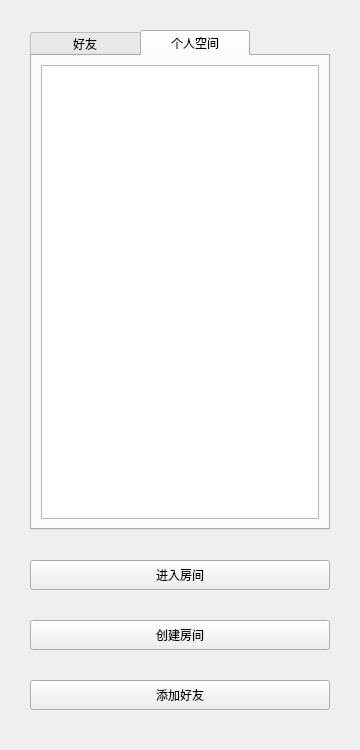
Before: the Qt Designer form movie_client/chatlist.ui in GuThree/movie_client, drawn with Qt 5.
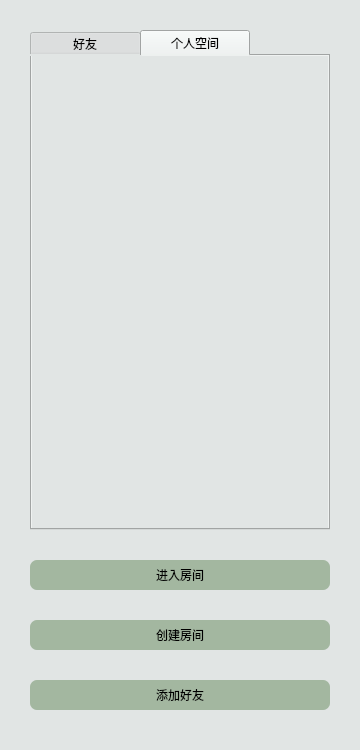
After: the same form once the commit is applied. The open tabs and pages were chosen to show the change.

What changed in the file:
```diff
--- a/movie_client/chatlist.ui
+++ b/movie_client/chatlist.ui
@@ -25,6 +25,9 @@
   <property name="windowTitle">
    <string>Form</string>
   </property>
+  <property name="styleSheet">
+   <string notr="true">background-color:rgb(225, 229, 228);</string>
+  </property>
   <widget class="QPushButton" name="addFriendButton">
    <property name="geometry">
     <rect>
@@ -46,6 +49,11 @@
      <height>30</height>
     </size>
    </property>
+   <property name="styleSheet">
+    <string notr="true">background-color:rgb(163, 183, 160);
+font: 11pt &quot;黑体&quot;;
+border-radius:7px;</string>
+   </property>
    <property name="text">
     <string>添加好友</string>
    </property>
@@ -71,6 +79,11 @@
      <height>30</height>
     </size>
    </property>
+   <property name="styleSheet">
+    <string notr="true">background-color:rgb(163, 183, 160);
+font: 11pt &quot;黑体&quot;;
+border-radius:7px;</string>
+   </property>
    <property name="text">
     <string>创建房间</string>
    </property>
@@ -96,6 +109,11 @@
      <height>30</height>
     </size>
    </property>
+   <property name="styleSheet">
+    <string notr="true">background-color:rgb(163, 183, 160);
+font: 11pt &quot;黑体&quot;;
+border-radius:7px;</string>
+   </property>
    <property name="text">
     <string>进入房间</string>
    </property>
@@ -144,11 +162,38 @@
     <attribute name="title">
      <string>个人空间</string>
     </attribute>
-    <layout class="QVBoxLayout" name="verticalLayout_2">
-     <item>
-      <widget class="QListWidget" name="groupList"/>
-     </item>
-    </layout>
+    <widget class="QLabel" name="usernamelabel">
+     <property name="geometry">
+      <rect>
+       <x>0</x>
+       <y>0</y>
+       <width>300</width>
+       <height>30</height>
+      </rect>
+     </property>
+     <property name="styleSheet">
+      <string notr="true">font: 11pt &quot;黑体&quot;;</string>
+     </property>
+     <property name="text">
+      <string/>
+     </property>
+    </widget>
+    <widget class="QLabel" name="nicknamelabel">
+     <property name="geometry">
+      <rect>
+       <x>0</x>
+       <y>30</y>
+       <width>300</width>
+       <height>30</height>
+      </rect>
+     </property>
+     <property name="styleSheet">
+      <string notr="true">font: 11pt &quot;黑体&quot;;</string>
+     </property>
+     <property name="text">
+      <string/>
+     </property>
+    </widget>
    </widget>
   </widget>
  </widget>
```
Left out of the diff: 13 changed lines with no effect on the pictures.
